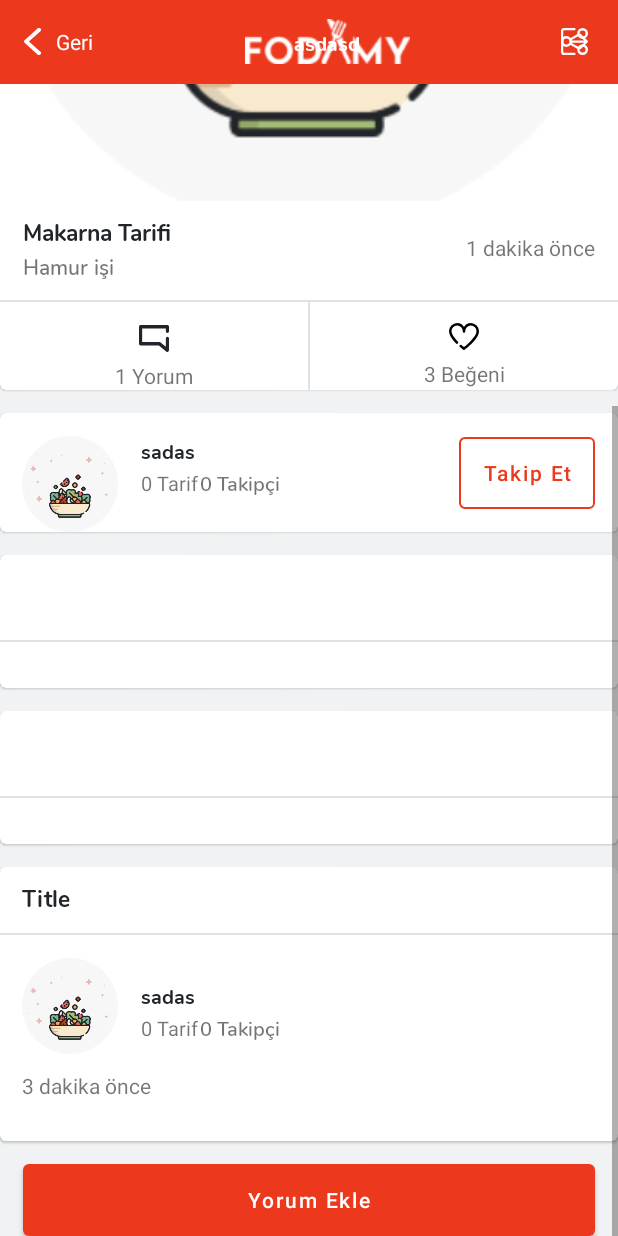
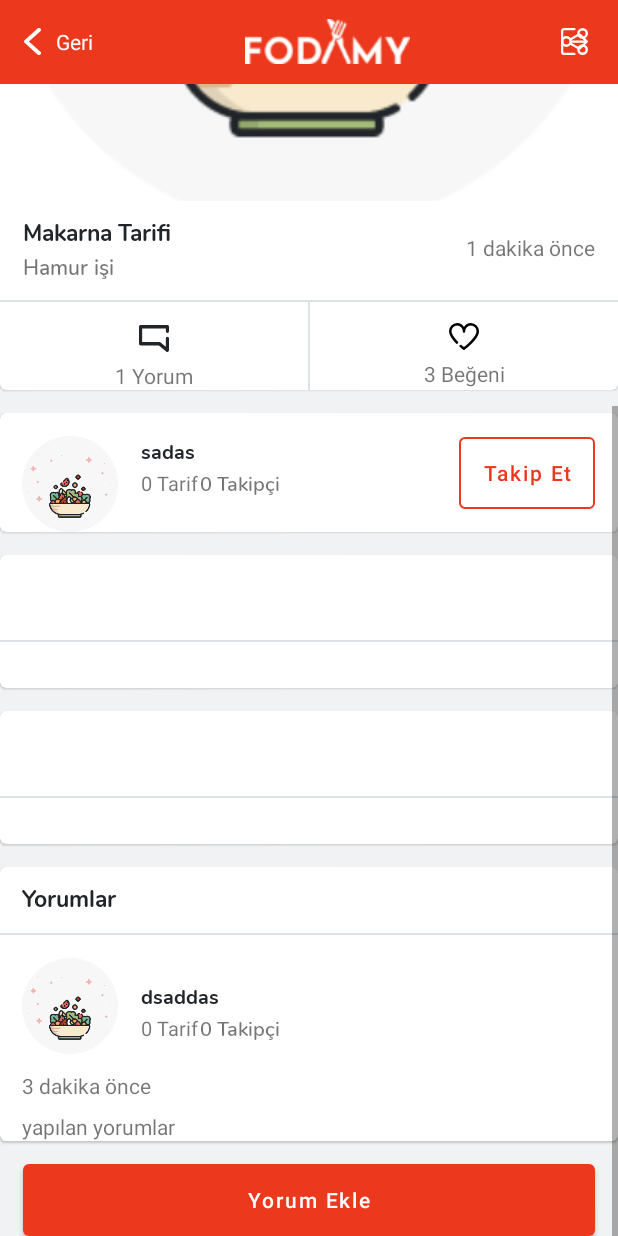
Before and after one commit to sahmtzdmr/fodamy_android, an Android app: the layout fragment_recipe_detail.xml on its own in the app's theme, with its tools: preview values and no code run, scrolled down 297 dp, on a phone screen of 412 x 824 dp. Run offline under Robolectric (Android 15) with nearby library versions, the phone set to English and light mode, and no system bars; network calls fail.

Commit message:
recipe detail comments transfer to xml

```diff
--- a/app/src/main/java/com/sadikahmetozdemir/sadik_fodamy/core/utils/BindingAdapters.kt
+++ b/app/src/main/java/com/sadikahmetozdemir/sadik_fodamy/core/utils/BindingAdapters.kt
@@ -7,35 +7,51 @@
 import com.sadikahmetozdemir.sadik_fodamy.utils.extensions.load
 import com.sadikahmetozdemir.sadik_fodamy.utils.extensions.loadCircleCrop
 import com.sadikahmetozdemir.sadik_fodamy.utils.extensions.spannableNum
+import java.util.*
 
 @BindingAdapter("imageLoader")
-fun setImageLoader(imageView: ImageView,url:String?){
+fun setImageLoader(imageView: ImageView, url: String?) {
 
     imageView.load(url = url)
 }
+
 @BindingAdapter("comment_count")
-fun setCommentCount(textView: TextView,commentCount:Int){
-    textView.text= String.format(textView.context.getString(R.string.comment),commentCount).spannableNum(0,commentCount.toString().length)
+fun setCommentCount(textView: TextView, commentCount: Int) {
+    textView.text = String.format(textView.context.getString(R.string.comment), commentCount)
+        .spannableNum(0, commentCount.toString().length)
 }
+
 @BindingAdapter("like_count")
-fun setLikeCount(textView: TextView,likeCount:Int){
-    textView.text= String.format(textView.context.getString(R.string.like),likeCount).spannableNum(0,likeCount.toString().length)
+fun setLikeCount(textView: TextView, likeCount: Int) {
+    textView.text = String.format(textView.context.getString(R.string.like), likeCount)
+        .spannableNum(0, likeCount.toString().length)
 }
+
 @BindingAdapter("diffenrenceTime")
-fun setDifferenceTime(textView: TextView,difference:Int){
-textView.text= String.format(textView.context.getString(R.string.time),difference)
+fun setDifferenceTime(textView: TextView, difference: Int) {
+    textView.text = String.format(textView.context.getString(R.string.time), difference)
 
 }
+
 @BindingAdapter("circleImageLoader")
-fun setCircleImageLoader(imageView: ImageView,url:String?){
+fun setCircleImageLoader(imageView: ImageView, url: String?) {
 
     imageView.loadCircleCrop(url = url)
 }
+
 @BindingAdapter("following_count")
-fun setFollowingCount(textView: TextView,followingCount:Int){
-    textView.text= String.format(textView.context.getString(R.string.follower),followingCount)
+fun setFollowingCount(textView: TextView, followingCount: Int) {
+    textView.text = String.format(textView.context.getString(R.string.follower), followingCount)
 }
+
 @BindingAdapter("recipe_count")
-fun setRecipeCount(textView: TextView,recipeCount:Int){
-    textView.text= String.format(textView.context.getString(R.string.recipe),recipeCount)
+fun setRecipeCount(textView: TextView, recipeCount: Int) {
+    textView.text = String.format(textView.context.getString(R.string.recipe), recipeCount)
 }
+
+@BindingAdapter("toUpperCase")
+fun toUpperCase(textView: TextView, text: String?) {
+    val turkishLocale = Locale.forLanguageTag("tr")
+    textView.text=text?.uppercase(turkishLocale)
+
+}
--- a/app/src/main/java/com/sadikahmetozdemir/sadik_fodamy/shared/local/PaginationModel.kt
+++ b/app/src/main/java/com/sadikahmetozdemir/sadik_fodamy/shared/local/PaginationModel.kt
@@ -1,7 +1,10 @@
 package com.sadikahmetozdemir.sadik_fodamy.shared.local
 
+import android.os.Parcelable
 import com.google.gson.annotations.SerializedName
+import kotlinx.parcelize.Parcelize
 
+@Parcelize
 data class PaginationModel(
     var total: Int?,
     @SerializedName("per_page") var perPage: Int?,
@@ -9,4 +12,4 @@
     @SerializedName("last_page") var lastPage: Int?,
     @SerializedName("first_item") var firstItem: Int?,
     @SerializedName("last_item") var lastItem: Int?,
-)
+):Parcelable
--- a/app/src/main/java/com/sadikahmetozdemir/sadik_fodamy/shared/remote/CommentResponseModel.kt
+++ b/app/src/main/java/com/sadikahmetozdemir/sadik_fodamy/shared/remote/CommentResponseModel.kt
@@ -1,8 +1,11 @@
 package com.sadikahmetozdemir.sadik_fodamy.shared.remote
 
+import android.os.Parcelable
 import com.sadikahmetozdemir.sadik_fodamy.shared.local.PaginationModel
+import kotlinx.parcelize.Parcelize
 
+@Parcelize
 data class CommentResponseModel(
     var data: List<RecipeDetailCommentResponseModel>,
     var pagination: PaginationModel
-)
+):Parcelable
--- a/app/src/main/java/com/sadikahmetozdemir/sadik_fodamy/shared/remote/RecipeDetailCommentResponseModel.kt
+++ b/app/src/main/java/com/sadikahmetozdemir/sadik_fodamy/shared/remote/RecipeDetailCommentResponseModel.kt
@@ -1,10 +1,13 @@
 package com.sadikahmetozdemir.sadik_fodamy.shared.remote
 
+import android.os.Parcelable
 import com.sadikahmetozdemir.sadik_fodamy.shared.local.UserModel
+import kotlinx.parcelize.Parcelize
 
+@Parcelize
 data class RecipeDetailCommentResponseModel(
     var id: Int?,
     var text: String?,
     var difference: String?,
     var user: UserModel?,
-)
+):Parcelable
--- a/app/src/main/java/com/sadikahmetozdemir/sadik_fodamy/ui/detail/RecipeDetailFragment.kt
+++ b/app/src/main/java/com/sadikahmetozdemir/sadik_fodamy/ui/detail/RecipeDetailFragment.kt
@@ -5,19 +5,14 @@
 import android.view.View
 import android.widget.Toast
 import androidx.core.content.ContextCompat
-import androidx.core.view.isVisible
 import androidx.fragment.app.setFragmentResultListener
 import androidx.navigation.fragment.findNavController
 import com.sadikahmetozdemir.sadik_fodamy.R
 import com.sadikahmetozdemir.sadik_fodamy.base.BaseFragment
 import com.sadikahmetozdemir.sadik_fodamy.databinding.FragmentRecipeDetailBinding
-import com.sadikahmetozdemir.sadik_fodamy.shared.remote.CommentResponseModel
 import com.sadikahmetozdemir.sadik_fodamy.shared.remote.EditorChoiceModel
-import com.sadikahmetozdemir.sadik_fodamy.utils.extensions.load
-import com.sadikahmetozdemir.sadik_fodamy.utils.extensions.loadCircleCrop
-import com.sadikahmetozdemir.sadik_fodamy.utils.extensions.spannableNum
 import dagger.hilt.android.AndroidEntryPoint
-import java.util.*
+
 
 @AndroidEntryPoint
 class RecipeDetailFragment :
@@ -46,14 +41,9 @@
     }
 
     private fun initObservers() {
-
         viewModel.recipeDetail.observe(viewLifecycleOwner) { recipeDetail ->
 
             recipeDetail?.let { renderRecipeDetail(it) }
-        }
-        viewModel.recipeDetailComment.observe(viewLifecycleOwner) { recipeDetailComment ->
-
-            recipeDetailComment?.let { renderRecipeDetailComment(recipeDetailComment) }
         }
         viewModel.showErrorMessage.observe(viewLifecycleOwner) {
             requireActivity().runOnUiThread {
@@ -114,10 +104,6 @@
     fun renderRecipeDetail(recipeDetail: EditorChoiceModel) {
 
         binding?.apply {
-            toolbar.logoFodamy.visibility = View.GONE
-            val turkishLocale = Locale.forLanguageTag("tr")
-            toolbar.tvFoodDetailTitle.text = recipeDetail.category?.name?.uppercase(turkishLocale)
-            toolbar.ivLogout.visibility = View.GONE
             recipeDetail.user?.is_following?.let { setUpFollowButton(it) }
             btFollow.setOnClickListener {
                 if (recipeDetail.user?.is_following == false) {
@@ -201,21 +187,4 @@
             )
         }
     }
-
-    fun renderRecipeDetailComment(commentResponseModel: CommentResponseModel) {
-
-        if (commentResponseModel.data.isNotEmpty()) {
-            binding?.apply {
-                tvTittleComment.text = "Yorumlar"
-                ivUserComment.loadCircleCrop(url = commentResponseModel.data.get(0).user?.image?.url.toString())
-                tvUsernameComment.text = commentResponseModel.data.get(0).user?.username
-                tvRecipeComment.text =
-                    commentResponseModel.data.get(0).user?.recipe_count.toString()
-                tvFollowerComment.text =
-                    commentResponseModel.data.get(0).user?.followed_count.toString()
-                tvTimeComment.text = commentResponseModel.data.get(0).difference.toString()
-                tvUserComment.text = commentResponseModel.data.get(0).text
-            }
-        }
-    }
 }
--- a/app/src/main/res/layout/custom_toolbar.xml
+++ b/app/src/main/res/layout/custom_toolbar.xml
@@ -1,10 +1,18 @@
 <?xml version="1.0" encoding="utf-8"?>
 <layout xmlns:android="http://schemas.android.com/apk/res/android"
-    xmlns:app="http://schemas.android.com/apk/res-auto">
+    xmlns:app="http://schemas.android.com/apk/res-auto"
+    xmlns:tools="http://schemas.android.com/tools">
     <data>
         <variable
             name="baseVM"
             type="com.sadikahmetozdemir.sadik_fodamy.base.BaseViewModel" />
+        <variable
+            name="model"
+            type="com.sadikahmetozdemir.sadik_fodamy.shared.remote.EditorChoiceModel" />
+        <variable
+            name="isVisible"
+            type="Boolean" />
+        <import type="android.view.View"/>
 
     </data>
 
@@ -56,6 +64,7 @@
                     android:layout_height="wrap_content"
                     android:layout_gravity="center"
                     android:padding="8dp"
+                    android:visibility="@{isVisible ? View.GONE : View.VISIBLE}"
                     app:layout_goneMarginStart="41dp"
                     android:src="@drawable/fodamy_logo_home"
                     app:layout_constraintBottom_toBottomOf="parent"
@@ -66,15 +75,14 @@
                 <TextView
                     android:textAlignment="center"
                     android:id="@+id/tv_food_detail_title"
-                    app:layout_goneMarginStart="40dp"
                     android:layout_width="0dp"
                     android:layout_height="wrap_content"
                     android:fontFamily="@font/nunito_extrabold"
-                    android:text="asdasd"
+                    tools:text="asdasd"
+                    toUpperCase="@{model.category.name}"
                     android:textAllCaps="false"
                     android:textColor="@color/cardview_light_background"
                     android:textSize="13sp"
-
                     app:layout_constraintBottom_toBottomOf="parent"
                     app:layout_constraintEnd_toStartOf="@id/iv_logout"
                     app:layout_constraintStart_toEndOf="@id/tv_back"
@@ -86,6 +94,7 @@
                     android:layout_height="wrap_content"
                     android:paddingEnd="20dp"
                     android:src="@drawable/ic_logout_icon"
+                    android:visibility="@{isVisible ? View.GONE : View.VISIBLE}"
                     app:layout_constraintBottom_toBottomOf="parent"
                     app:layout_constraintEnd_toEndOf="parent"
                     app:layout_constraintTop_toTopOf="parent"
--- a/app/src/main/res/layout/fragment_recipe_detail.xml
+++ b/app/src/main/res/layout/fragment_recipe_detail.xml
@@ -12,6 +12,10 @@
         <variable
             name="vM"
             type="com.sadikahmetozdemir.sadik_fodamy.ui.detail.RecipeDetailViewModel" />
+
+        <variable
+            name="model"
+            type="com.sadikahmetozdemir.sadik_fodamy.shared.remote.CommentResponseModel" />
 
 
     </data>
@@ -28,8 +32,10 @@
             android:layout_width="match_parent"
             android:layout_height="wrap_content"
             app:baseVM="@{vM}"
+            app:isVisible="@{true}"
             app:layout_constraintStart_toStartOf="parent"
-            app:layout_constraintTop_toTopOf="parent" />
+            app:layout_constraintTop_toTopOf="parent"
+            app:model="@{vM.recipeDetail}" />
 
         <ScrollView
 
@@ -256,10 +262,10 @@
                             android:layout_width="wrap_content"
                             android:layout_height="wrap_content"
                             android:layout_marginTop="1dp"
-                            android:text="0 Tarif"
                             android:textSize="13sp"
                             app:layout_constraintStart_toEndOf="@id/barrier"
-                            app:layout_constraintTop_toBottomOf="@id/tv_username" />
+                            app:layout_constraintTop_toBottomOf="@id/tv_username"
+                            tools:text="0 Tarif" />
 
                         <TextView
                             android:id="@+id/tv_follower"
@@ -303,14 +309,14 @@
                         android:layout_height="wrap_content">
 
                         <include
-                            app:model="@{vM.recipeDetail}"
-                            app:isRecipeType="@{true}"
                             android:id="@+id/layout_ingredients"
                             layout="@layout/recipe_details_cardview"
                             android:layout_width="wrap_content"
                             android:layout_height="wrap_content"
+                            app:isRecipeType="@{true}"
                             app:layout_constraintBottom_toBottomOf="parent"
-                            app:layout_constraintStart_toStartOf="parent" />
+                            app:layout_constraintStart_toStartOf="parent"
+                            app:model="@{vM.recipeDetail}" />
 
 
                     </androidx.constraintlayout.widget.ConstraintLayout>
@@ -331,14 +337,14 @@
                         android:layout_height="wrap_content">
 
                         <include
-                            app:model="@{vM.recipeDetail}"
-                            app:isRecipeType="@{false}"
                             android:id="@+id/layout_directions"
                             layout="@layout/recipe_details_cardview"
                             android:layout_width="wrap_content"
                             android:layout_height="wrap_content"
+                            app:isRecipeType="@{false}"
                             app:layout_constraintBottom_toBottomOf="parent"
-                            app:layout_constraintStart_toStartOf="parent" />
+                            app:layout_constraintStart_toStartOf="parent"
+                            app:model="@{vM.recipeDetail}" />
 
 
                     </androidx.constraintlayout.widget.ConstraintLayout>
@@ -378,7 +384,7 @@
                             android:layout_height="wrap_content"
                             android:layout_marginTop="10dp"
                             android:fontFamily="@font/nunito_bold"
-                            android:text="Title"
+                            android:text="@string/comments_lower"
                             android:textColor="@color/cinder"
                             android:textSize="15sp"
                             app:layout_constraintStart_toStartOf="@id/guidelineLeft"
@@ -395,14 +401,15 @@
 
                         <androidx.appcompat.widget.AppCompatImageView
                             android:id="@+id/iv_user_comment"
+                            circleImageLoader="@{vM.recipeDetailComment.data.get(0).user.image.url}"
                             android:layout_width="64dp"
                             android:layout_height="64dp"
                             android:layout_marginTop="15dp"
                             android:layout_marginEnd="15dp"
-                            android:src="@drawable/walkthrough_image_3"
                             app:layout_constraintEnd_toStartOf="@id/barrier_comment"
                             app:layout_constraintStart_toStartOf="@id/guidelineLeft"
-                            app:layout_constraintTop_toBottomOf="@id/view_divider" />
+                            app:layout_constraintTop_toBottomOf="@id/view_divider"
+                            tools:src="@drawable/walkthrough_image_3" />
 
 
                         <androidx.constraintlayout.widget.Barrier
@@ -413,8 +420,6 @@
                             app:barrierDirection="start"
                             app:constraint_referenced_ids="tv_username_comment,tv_recipe_comment"
                             app:layout_constraintStart_toEndOf="@id/iv_user_comment"
-
-
                             app:layout_constraintTop_toTopOf="parent" />
 
                         <TextView
@@ -423,43 +428,45 @@
                             android:layout_height="wrap_content"
                             android:layout_marginTop="16dp"
                             android:fontFamily="@font/nunito_bold"
-                            android:text="sadas"
+                            android:text="@{vM.recipeDetailComment.data.get(0).user.username}"
                             android:textColor="@color/cinder"
                             android:textSize="13sp"
-
                             app:layout_constraintStart_toEndOf="@id/barrier_comment"
-                            app:layout_constraintTop_toTopOf="@id/iv_user_comment" />
+                            app:layout_constraintTop_toTopOf="@id/iv_user_comment"
+                            tools:text="dsaddas" />
 
                         <TextView
                             android:id="@+id/tv_recipe_comment"
+                            recipe_count="@{vM.recipeDetailComment.data.get(0).user.recipe_count}"
                             android:layout_width="wrap_content"
                             android:layout_height="wrap_content"
                             android:layout_marginTop="1dp"
-                            android:text="0 Tarif"
                             android:textSize="13sp"
                             app:layout_constraintStart_toEndOf="@id/barrier_comment"
-                            app:layout_constraintTop_toBottomOf="@id/tv_username_comment" />
+                            app:layout_constraintTop_toBottomOf="@id/tv_username_comment"
+                            tools:text="0 Tarif" />
 
                         <TextView
                             android:id="@+id/tv_follower_comment"
+                            following_count="@{vM.recipeDetailComment.data.get(0).user.following_count}"
                             android:layout_width="wrap_content"
                             android:layout_height="wrap_content"
                             android:layout_marginStart="1dp"
                             android:layout_marginTop="1dp"
                             android:fontFamily="@font/nunito_semibold"
-                            android:text="0 Takipçi"
                             android:textSize="13sp"
                             app:layout_constraintStart_toEndOf="@id/tv_recipe_comment"
                             app:layout_constraintTop_toBottomOf="@id/tv_username_comment"
-
-                            app:layout_goneMarginStart="3dp" />
+                            app:layout_goneMarginStart="3dp"
+                            tools:text="0 Takipçi" />
 
                         <TextView
                             android:id="@+id/tv_time_comment"
                             android:layout_width="wrap_content"
                             android:layout_height="wrap_content"
                             android:layout_marginTop="11dp"
-                            android:text="3 dakika önce"
+                           android:text="@{vM.recipeDetailComment.data.get(0).difference}"
+                            tools:text="3 dakika önce"
                             app:layout_constraintStart_toStartOf="@id/guidelineLeft"
                             app:layout_constraintTop_toBottomOf="@id/iv_user_comment" />
 
@@ -468,10 +475,12 @@
                             android:layout_width="wrap_content"
                             android:layout_height="wrap_content"
                             android:layout_marginTop="8dp"
+                            android:text="@{vM.recipeDetailComment.data.get(0).text}"
                             app:layout_constraintEnd_toStartOf="@id/guidelineRight"
                             app:layout_constraintHorizontal_bias="0"
                             app:layout_constraintStart_toStartOf="@id/guidelineLeft"
-                            app:layout_constraintTop_toBottomOf="@id/tv_time_comment" />
+                            app:layout_constraintTop_toBottomOf="@id/tv_time_comment"
+                            tools:text="yapılan yorumlar" />
 
 
                     </androidx.constraintlayout.widget.ConstraintLayout>
--- a/app/src/main/res/values/strings.xml
+++ b/app/src/main/res/values/strings.xml
@@ -42,6 +42,7 @@
     <string name="save">Kaydet</string>
     <string name="description">Yapılışı</string>
     <string name="dk">dk</string>
+    <string name="comments_lower">Yorumlar</string>
 
 
 
```
